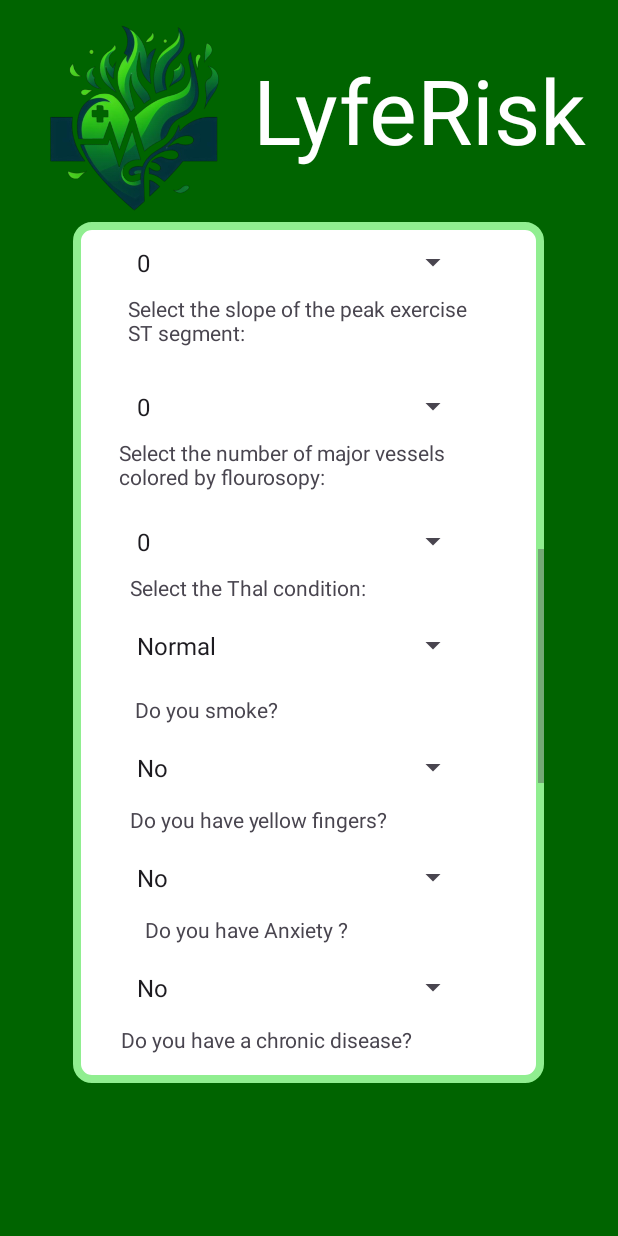
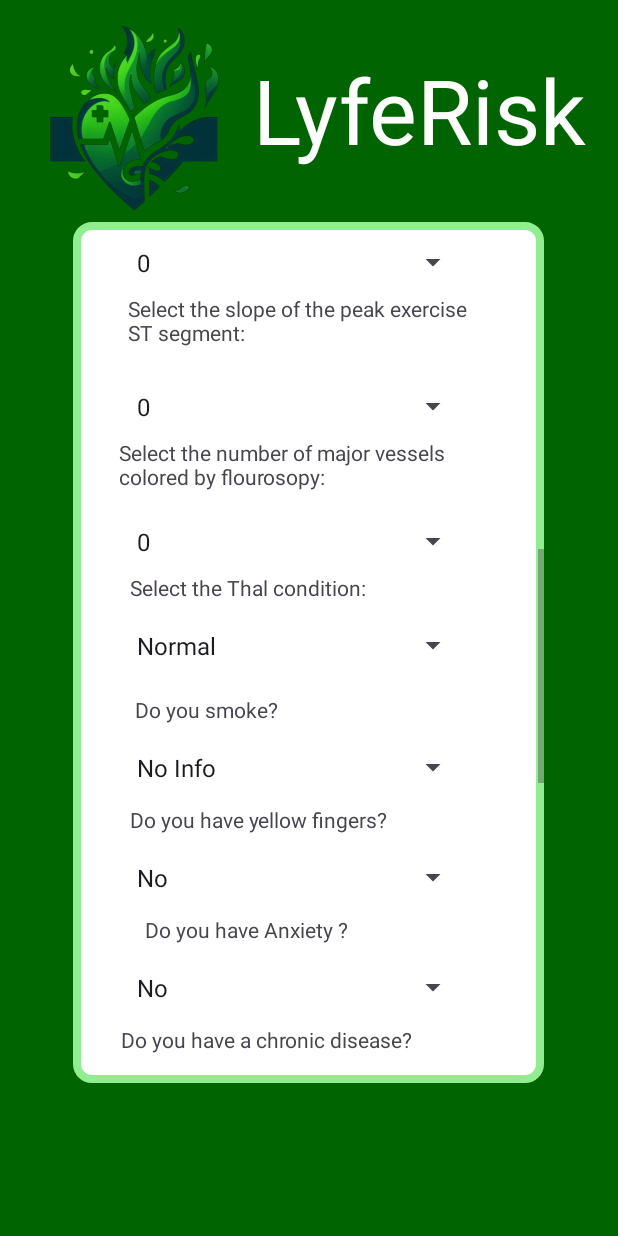
Before and after one commit to timeislife26/3rd_Year_Group_Project, an Android app: the MedicalActivity screen opened directly, with no data from a screen before it, scrolled down 802 dp, on a phone screen of 412 x 824 dp. Run offline under Robolectric (Android 15) with nearby library versions, the phone set to English and light mode, and no system bars; our stand-ins replace Firebase (no records; nobody signed in at launch, a user with empty details on screens opened directly).

Commit message:
added error handling for medical records - untested, updated smoking dropdown.

```diff
--- a/mobile_app/app/src/main/res/layout/activity_medical.xml
+++ b/mobile_app/app/src/main/res/layout/activity_medical.xml
@@ -158,7 +158,7 @@
                 android:layout_width="215dp"
                 android:layout_height="44dp"
                 android:ems="10"
-                android:hint="Resting Blood Pressure"
+                android:hint="Blood Pressure(mmHg)"
                 android:inputType="number"
                 app:layout_constraintEnd_toEndOf="parent"
                 app:layout_constraintHorizontal_bias="0.454"
--- a/mobile_app/app/src/main/res/values/arrays.xml
+++ b/mobile_app/app/src/main/res/values/arrays.xml
@@ -51,6 +51,14 @@
         <item>No</item>
         <item>Yes</item>
     </string-array>
+
+    <string-array name="smoking">
+        <item>No Info</item>
+        <item>Never</item>
+        <item>Formerly</item>
+        <item>Currently</item>
+    </string-array>
+
     <string-array name="doctors">
         <item>John Wilson</item>
         <item>Tom Jefferson</item>
```
Also changed, not shown: mobile_app/app/src/main/java/com/example/LyfeRisk/MedicalActivity.java (+93 -14 lines).
